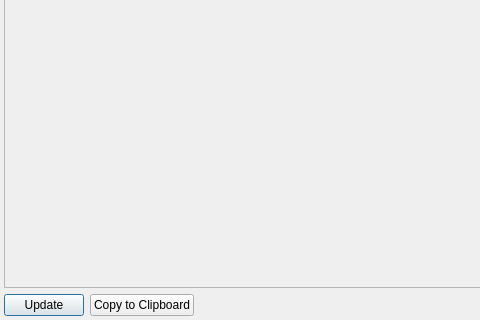
First picture: the form in src/DiagnosticsDialog.ui, repository tomahawk-player/tomahawk, before the edit; both pictures show x 0 to 480 and y 113 to 433 of the 724 by 433 pixel window.
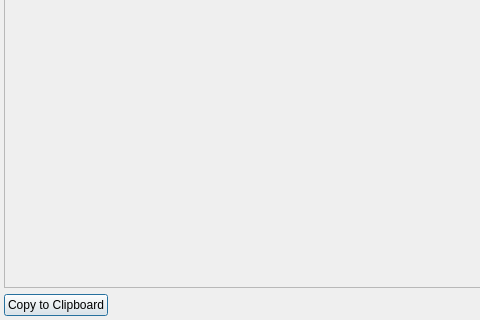
Second picture: the form after the edit.

Commit message: * Cleanup DiagnosticsDialog. Remove update button and fix copying to clipboard.

Diff of the .ui file:
```diff
--- a/src/DiagnosticsDialog.ui
+++ b/src/DiagnosticsDialog.ui
@@ -46,13 +46,6 @@
    </item>
    <item>
     <layout class="QHBoxLayout" name="horizontalLayout">
-     <item>
-      <widget class="QPushButton" name="updateButton">
-       <property name="text">
-        <string>Update</string>
-       </property>
-      </widget>
-     </item>
      <item>
       <widget class="QPushButton" name="clipboardButton">
        <property name="text">
```
The commit also changes 1 other file.
